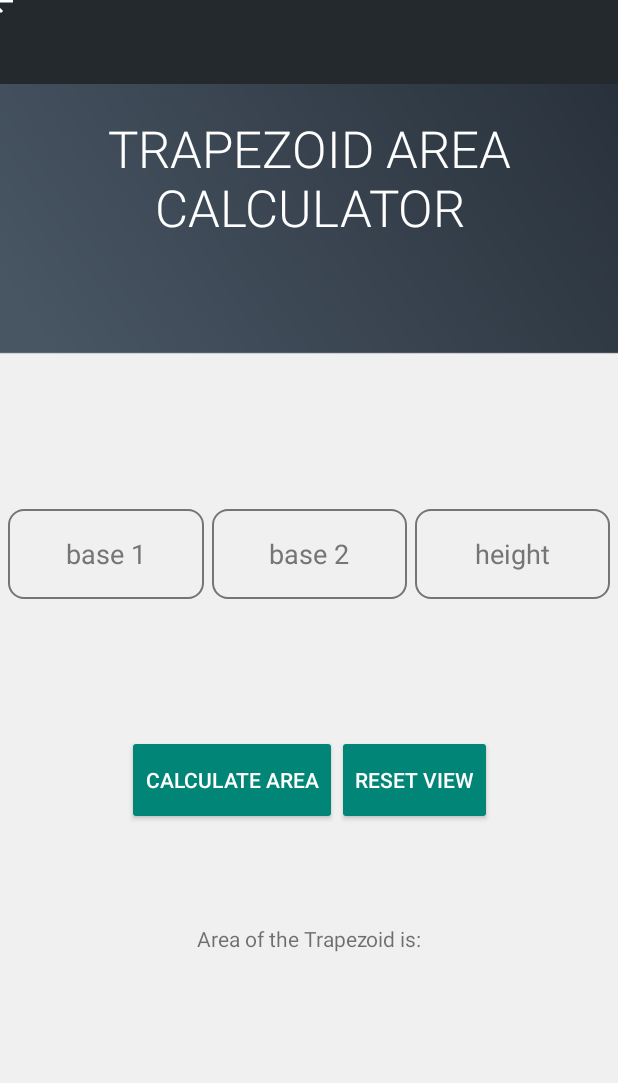
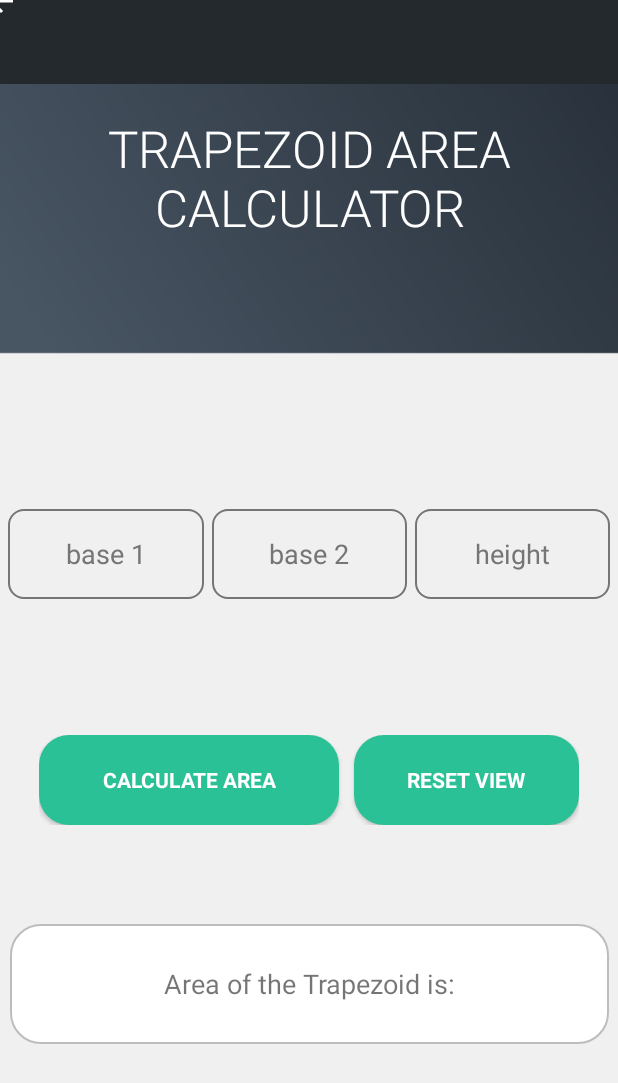
Before and after one commit to OpatileKelobang/MyCodeSpace, an Android app: the CalculationActivity screen opened directly, with no data from a screen before it, on a phone screen of 412 x 824 dp. Shown: the top 1083 px of the screen. Run offline under Robolectric (Android 15) with nearby library versions, the phone set to English and light mode, and no system bars.

Commit message:
App Completed - Yipeee

```diff
--- /dev/null
+++ b/app/src/main/res/drawable/answer_field.xml
@@ -0,0 +1,20 @@
+<?xml version="1.0" encoding="utf-8"?>
+<!--
+  ~ Copyright (c) 2019.
+  ~ Opatile Kelobang
+  ~ http://www.bogote.co.za
+  ~ Android App Development
+  -->
+
+<shape xmlns:android="http://schemas.android.com/apk/res/android"
+    android:shape="rectangle">
+
+    <stroke
+        android:width="1dp"
+        android:color="#BDBDBD"/>
+    <solid
+        android:color="#FFFFFF"/>
+    <corners
+        android:radius="20dp" />
+
+</shape>
--- /dev/null
+++ b/app/src/main/res/drawable/button_main_green.xml
@@ -0,0 +1,16 @@
+<?xml version="1.0" encoding="utf-8"?>
+<!--
+  ~ Copyright (c) 2019.
+  ~ Opatile Kelobang
+  ~ http://www.bogote.co.za
+  ~ Android App Development
+  -->
+
+<shape xmlns:android="http://schemas.android.com/apk/res/android"
+    android:shape="rectangle">
+    <solid
+        android:color="#2BC197"/>
+    <corners
+        android:radius="20dp" />
+
+</shape>
--- a/app/src/main/res/layout/activity_calculation.xml
+++ b/app/src/main/res/layout/activity_calculation.xml
@@ -118,6 +118,7 @@
             android:ems="10"
             android:hint="@string/base2"
             android:layout_marginRight="5dp"
+            android:layout_marginEnd="5dp"
             android:imeOptions="actionNext"
             android:inputType="number"
             android:textAlignment="center"
@@ -133,6 +134,7 @@
             android:layout_weight="1"
             android:ems="10"
             android:layout_marginRight="5dp"
+            android:layout_marginEnd="5dp"
             android:hint="@string/height"
             android:textColorHint="#757575"
             android:inputType="number"
@@ -158,31 +160,42 @@
 
         <Button
             android:id="@+id/button_add"
-            style="@style/Widget.AppCompat.Button.Colored"
-            android:layout_width="wrap_content"
+            android:background="@drawable/button_main_green"
+            android:layout_width="200dp"
             android:layout_height="60dp"
             android:layout_weight="1"
+            android:layout_marginEnd="10dp"
+            android:layout_marginRight="10dp"
+            android:textColor="@android:color/white"
+            android:textStyle="bold"
+            android:fontFamily="sans-serif"
             android:text="@string/calculate" />
 
         <Button
             android:id="@+id/clear_btn"
-            style="@style/Widget.AppCompat.Button.Colored"
-            android:layout_width="wrap_content"
+            android:background="@drawable/button_main_green"
+            android:layout_width="150dp"
             android:layout_height="60dp"
+            android:textStyle="bold"
+            android:fontFamily="sans-serif"
+            android:textColor="@android:color/white"
             android:layout_weight="1"
             android:text="@string/clear" />
     </LinearLayout>
 
     <TextView
         android:id="@+id/answer_field"
-        android:layout_width="wrap_content"
-        android:layout_height="wrap_content"
+        android:layout_width="399dp"
+        android:layout_height="80dp"
         android:layout_marginStart="128dp"
         android:layout_marginLeft="128dp"
         android:layout_marginTop="66dp"
         android:layout_marginEnd="128dp"
         android:layout_marginRight="128dp"
+        android:textSize="18sp"
+        android:background="@drawable/answer_field"
         android:text="@string/answer"
+        android:gravity="center"
         app:layout_constraintEnd_toEndOf="parent"
         app:layout_constraintStart_toStartOf="parent"
         app:layout_constraintTop_toBottomOf="@+id/linearLayout2" />
--- a/app/src/main/res/layout/activity_main.xml
+++ b/app/src/main/res/layout/activity_main.xml
@@ -77,7 +77,7 @@
         android:layout_marginEnd="33dp"
         android:layout_marginRight="33dp"
         android:layout_marginBottom="150dp"
-        android:background="@drawable/next_button_large_green_glow"
+        android:background="@drawable/button_main_green"
         android:text="@string/main_btn_next"
         android:textColor="#FFFFFF"
         app:layout_constraintBottom_toBottomOf="parent"
```
